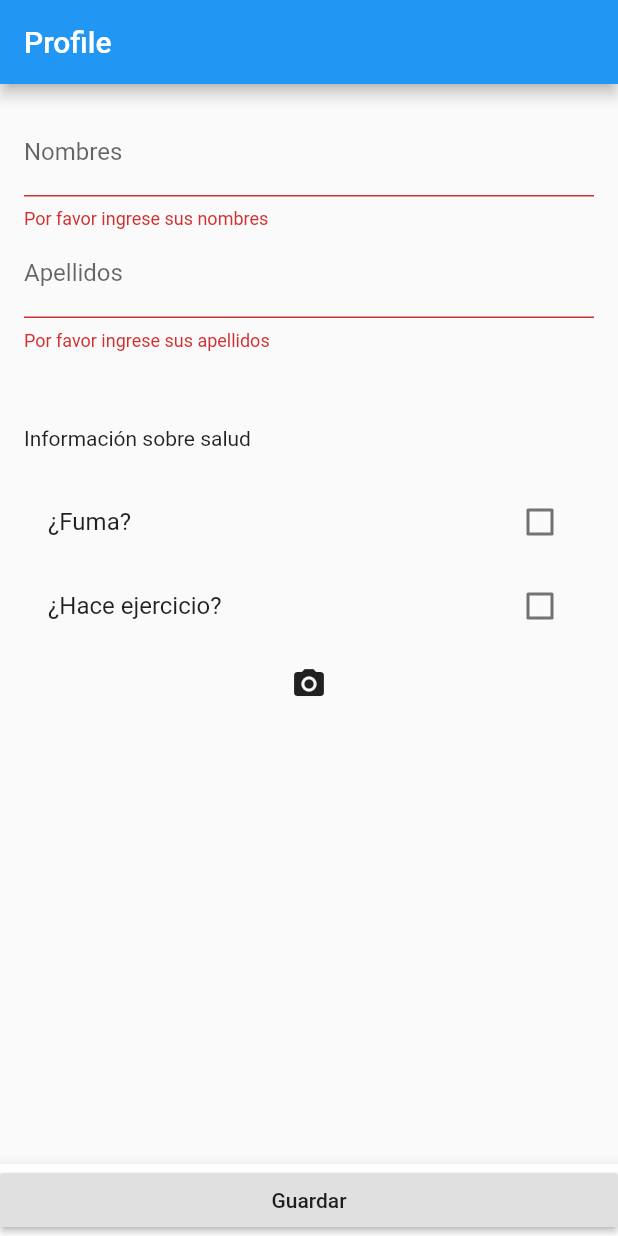
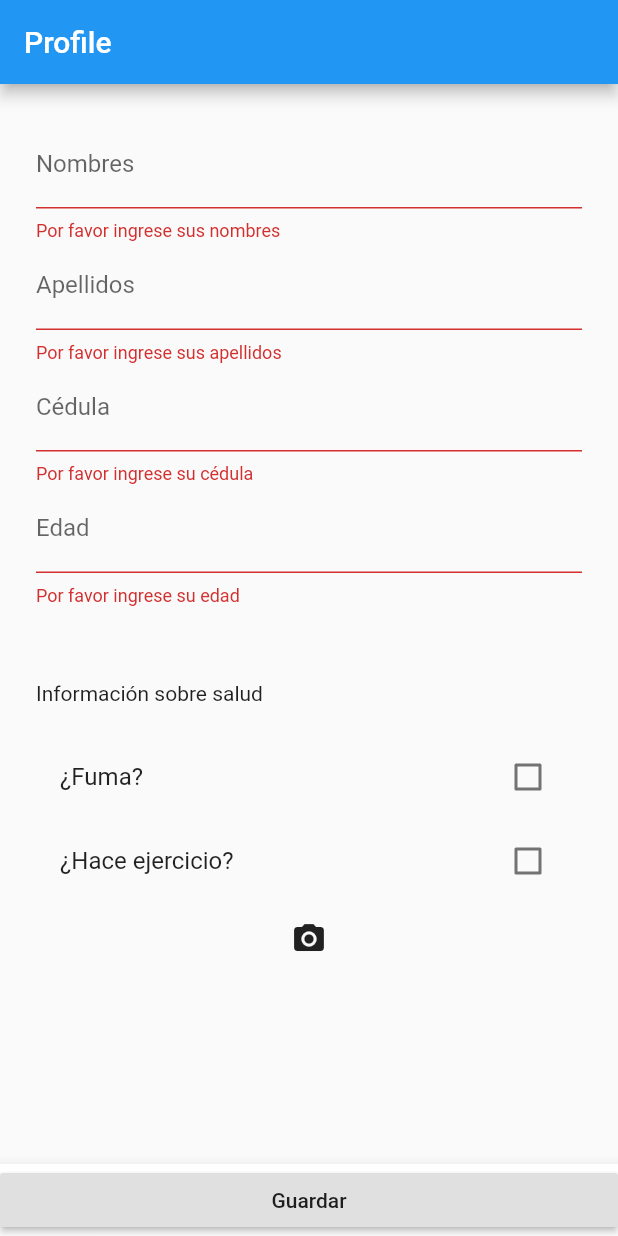
Before and after one commit to dfnino10/heart-beat-app, a Flutter app: the screen it shows after launch, after a tap on "Guardar", on a phone screen of 412 x 824 dp. Run offline on Flutter 3.47's test engine with Material 2 defaults, Android fonts, the phone set to English and light mode, and no system bars; our stand-ins replace image_cropper, image_picker.

Commit message:
Adding field validations and more inputs

```diff
--- a/lib/screens/home_material.dart
+++ b/lib/screens/home_material.dart
@@ -21,8 +21,8 @@ class _HomeMaterialState extends State<HomeMaterial> {
           child: Builder(
               builder: (context) => Form(
                   key: _formKey,
-                  child: Column(
-                      crossAxisAlignment: CrossAxisAlignment.stretch,
+                  child: ListView(
+                      padding: const EdgeInsets.all(8),
                       children: [
                         TextFormField(
                           decoration: InputDecoration(labelText: 'Nombres'),
@@ -30,6 +30,13 @@ class _HomeMaterialState extends State<HomeMaterial> {
                             if (value.isEmpty) {
                               return 'Por favor ingrese sus nombres';
                             }
+                            if (value.length >30) {
+                              return 'Nombres no pueden contener más de 30 caracteres';
+                            }
+                            if(RegExp(r'[!@#<>?",:_`~;[\]\\|=+)(*&^%0-9-]').hasMatch(value)){
+                              return 'Nombres no pueden contener números o caracteres especiales';
+                            }
+                            return null;
                           },
                           onSaved: (val) =>
                               setState(() => _user.firstName = val),
@@ -40,6 +47,47 @@ class _HomeMaterialState extends State<HomeMaterial> {
                               if (value.isEmpty) {
                                 return 'Por favor ingrese sus apellidos';
                               }
+                              if (value.length >30) {
+                                return 'Apellidos no pueden contener más de 30 caracteres';
+                              }
+                              if(RegExp(r'[!@#<>?",:_`~;[\]\\|=+)(*&^%0-9-]').hasMatch(value)){
+                                return 'Apellidos no pueden contener números o caracteres especiales';
+                              }
+                              return null;
+                            },
+                            onSaved: (val) =>
+                                setState(() => _user.lastName = val)),
+                        TextFormField(
+                            decoration: InputDecoration(labelText: 'Cédula'),
+                            keyboardType: TextInputType.number,
+                            validator: (value) {
+                              if (value.isEmpty) {
+                                return 'Por favor ingrese su cédula';
+                              }
+                              if (value.length >15) {
+                                return 'Cédula no puede contener más de 15 dígitos';
+                              }
+                              if(RegExp(r'[!@#<>?",:_`~;[\]\\|=+)(*&^%\s-]').hasMatch(value)){
+                                return 'Cédula sólo puede contener números';
+                              }
+                              return null;
+                            },
+                            onSaved: (val) =>
+                                setState(() => _user.lastName = val)),
+                        TextFormField(
+                            decoration: InputDecoration(labelText: 'Edad'),
+                            keyboardType: TextInputType.number,
+                            validator: (value) {
+                              if (value.isEmpty) {
+                                return 'Por favor ingrese su edad';
+                              }
+                              if (value.length >3) {
+                                return 'Edad no puede contener más de 3 dígitos';
+                              }
+                              if(RegExp(r'[!@#<>?",:_`~;[\]\\|=+)(*&^%\s-]').hasMatch(value)){
+                                return 'Edad sólo puede contener números';
+                              }
+                              return null;
                             },
                             onSaved: (val) =>
                                 setState(() => _user.lastName = val)),
@@ -61,7 +109,7 @@ class _HomeMaterialState extends State<HomeMaterial> {
                               setState(() =>
                                   _user.health_data[User.Hace_ejercicio] = val);
                             }),
-                        ImageCapture()
+                        ImageCapture(),
                       ])))),
       bottomNavigationBar: BottomAppBar(
         child: Row(
```
